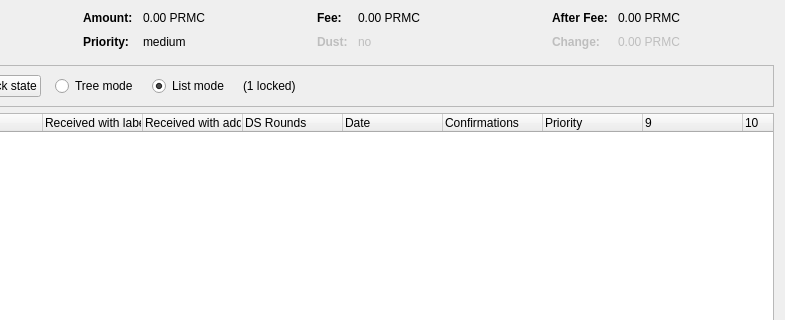
Old version of the form src/qt/forms/coincontroldialog.ui in the repository Micenas/antimony; both pictures show x 169 to 954 and y 0 to 320 of the 954 by 500 pixel window.
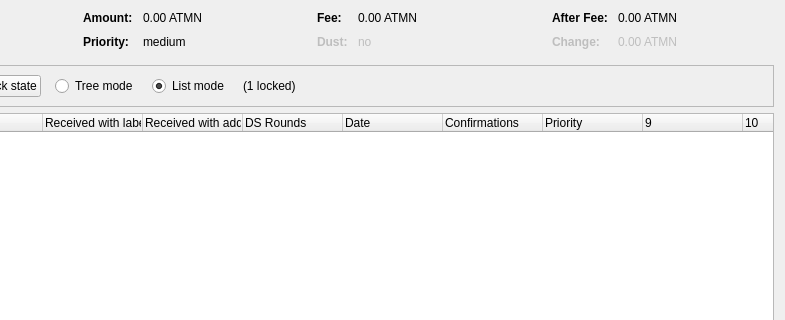
New version of the form. Custom widgets are drawn as their Qt base class.

```diff
--- a/src/qt/forms/coincontroldialog.ui
+++ b/src/qt/forms/coincontroldialog.ui
@@ -132,7 +132,7 @@
           <enum>Qt::ActionsContextMenu</enum>
          </property>
          <property name="text">
-          <string notr="true">0.00 PRMC</string>
+          <string notr="true">0.00 ATMN</string>
          </property>
          <property name="textInteractionFlags">
           <set>Qt::LinksAccessibleByMouse|Qt::TextSelectableByKeyboard|Qt::TextSelectableByMouse</set>
@@ -206,7 +206,7 @@
           <enum>Qt::ActionsContextMenu</enum>
          </property>
          <property name="text">
-          <string notr="true">0.00 PRMC</string>
+          <string notr="true">0.00 ATMN</string>
          </property>
          <property name="textInteractionFlags">
           <set>Qt::LinksAccessibleByMouse|Qt::TextSelectableByKeyboard|Qt::TextSelectableByMouse</set>
@@ -286,7 +286,7 @@
           <enum>Qt::ActionsContextMenu</enum>
          </property>
          <property name="text">
-          <string notr="true">0.00 PRMC</string>
+          <string notr="true">0.00 ATMN</string>
          </property>
          <property name="textInteractionFlags">
           <set>Qt::LinksAccessibleByMouse|Qt::TextSelectableByKeyboard|Qt::TextSelectableByMouse</set>
@@ -321,7 +321,7 @@
           <enum>Qt::ActionsContextMenu</enum>
          </property>
          <property name="text">
-          <string notr="true">0.00 PRMC</string>
+          <string notr="true">0.00 ATMN</string>
          </property>
          <property name="textInteractionFlags">
           <set>Qt::LinksAccessibleByMouse|Qt::TextSelectableByKeyboard|Qt::TextSelectableByMouse</set>
```
